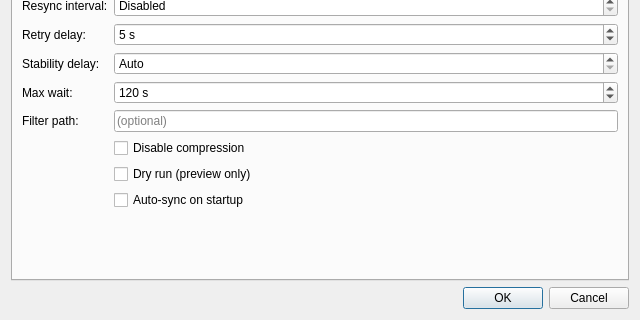
Before: the Qt Designer form hsync_desktop/ui/settings_dialog.ui in albertsdk/hsync-desktop, drawn with Qt 5; both pictures show x 0 to 640 and y 160 to 480 of the 640 by 480 pixel window.
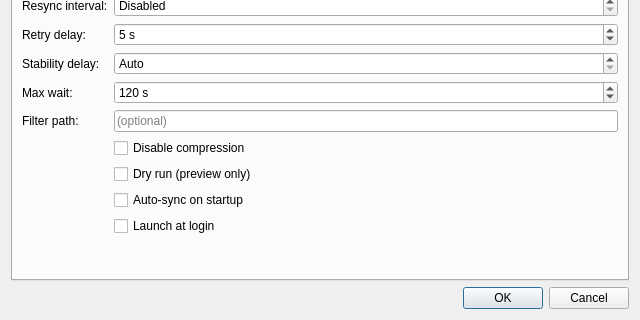
After: the same form once the commit is applied. Icons and pictures are not drawn.

Commit message:
refactor(settings): move Launch at login to the Sync tab
The login toggle is not an appearance setting. It now sits in Settings ->
Sync -> Sync mode, directly above Auto-sync on startup, so it reads with its
sibling: the app opens at login, then auto-sync starts a transfer.

Relabel it "Launch at login" / "Avvia all'accesso" across all locales: the
entry fires at login, not at machine boot, and the old "at startup" wording
repeated itself. The QSettings key stays appearance/start_at_login and the
autostart behaviour is unchanged.

Patch:
```diff
--- a/hsync_desktop/ui/settings_dialog.ui
+++ b/hsync_desktop/ui/settings_dialog.ui
@@ -233,6 +233,13 @@
          </property>
         </widget>
        </item>
+       <item row="12" column="1">
+        <widget class="QCheckBox" name="startAtLogin">
+         <property name="text">
+          <string>Launch at login</string>
+         </property>
+        </widget>
+       </item>
       </layout>
      </widget>
      <!-- Tab: p2p -->
@@ -535,13 +542,6 @@
          </property>
         </widget>
        </item>
-       <item row="4" column="1">
-        <widget class="QCheckBox" name="startAtLogin">
-         <property name="text">
-          <string>Launch at system startup</string>
-         </property>
-        </widget>
-       </item>
       </layout>
      </widget>
     </widget>
```
The commit also changes 17 other files.
